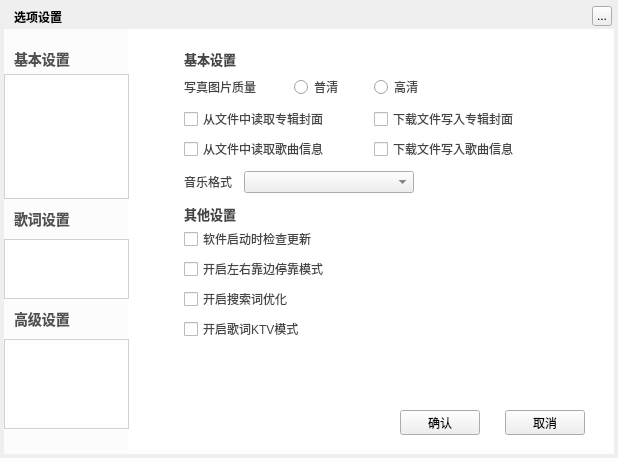
Qt form TTKModule/TTKWidget/musicUiKits/musicWidgetKits/musicsettingwidget.ui (Greedysky/TTKMusicPlayer) before a commit.
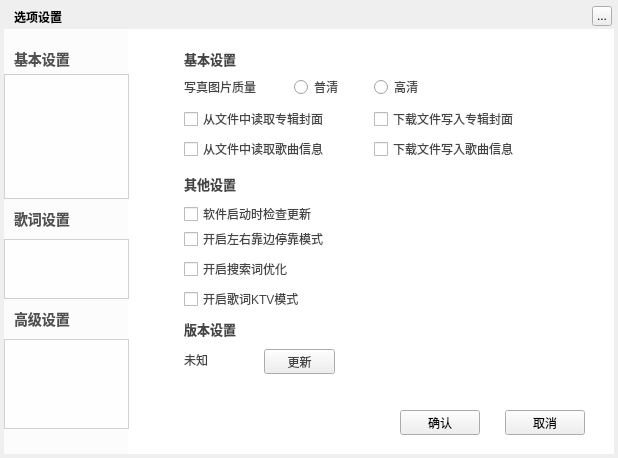
The same form after that commit. The open tabs and pages were chosen to show the change. Custom widgets are drawn as their Qt base class.

What changed in the file:
```diff
--- a/TTKModule/TTKWidget/musicUiKits/musicWidgetKits/musicsettingwidget.ui
+++ b/TTKModule/TTKWidget/musicUiKits/musicWidgetKits/musicsettingwidget.ui
@@ -1019,7 +1019,7 @@
      <property name="geometry">
       <rect>
        <x>40</x>
-       <y>200</y>
+       <y>175</y>
        <width>271</width>
        <height>20</height>
       </rect>
@@ -1032,7 +1032,7 @@
      <property name="geometry">
       <rect>
        <x>40</x>
-       <y>230</y>
+       <y>200</y>
        <width>271</width>
        <height>20</height>
       </rect>
@@ -1071,7 +1071,7 @@
      <property name="geometry">
       <rect>
        <x>40</x>
-       <y>175</y>
+       <y>145</y>
        <width>60</width>
        <height>20</height>
       </rect>
@@ -1089,7 +1089,7 @@
      <property name="geometry">
       <rect>
        <x>40</x>
-       <y>260</y>
+       <y>230</y>
        <width>271</width>
        <height>20</height>
       </rect>
@@ -1098,34 +1098,11 @@
       <string>开启搜索词优化</string>
      </property>
     </widget>
-    <widget class="QLabel" name="otherSongFormatLabel">
-     <property name="geometry">
-      <rect>
-       <x>40</x>
-       <y>145</y>
-       <width>60</width>
-       <height>16</height>
-      </rect>
-     </property>
-     <property name="text">
-      <string>音乐格式</string>
-     </property>
-    </widget>
-    <widget class="QComboBox" name="otherSongFormatComboBox">
-     <property name="geometry">
-      <rect>
-       <x>100</x>
-       <y>142</y>
-       <width>170</width>
-       <height>22</height>
-      </rect>
-     </property>
-    </widget>
     <widget class="QCheckBox" name="otherLrcKTVCheckBox">
      <property name="geometry">
       <rect>
        <x>40</x>
-       <y>290</y>
+       <y>260</y>
        <width>271</width>
        <height>20</height>
       </rect>
@@ -1160,6 +1137,53 @@
       <string>下载文件写入歌曲信息</string>
      </property>
     </widget>
+    <widget class="QLabel" name="otherVersionWidget">
+     <property name="geometry">
+      <rect>
+       <x>40</x>
+       <y>290</y>
+       <width>60</width>
+       <height>20</height>
+      </rect>
+     </property>
+     <property name="styleSheet">
+      <string notr="true">background-color:transparent;
+font-size:13px;
+font-weight:bold;</string>
+     </property>
+     <property name="text">
+      <string>版本设置</string>
+     </property>
+    </widget>
+    <widget class="QLabel" name="otherVersionValue">
+     <property name="geometry">
+      <rect>
+       <x>40</x>
+       <y>320</y>
+       <width>70</width>
+       <height>21</height>
+      </rect>
+     </property>
+     <property name="text">
+      <string>未知</string>
+     </property>
+     <property name="alignment">
+      <set>Qt::AlignLeading|Qt::AlignLeft|Qt::AlignVCenter</set>
+     </property>
+    </widget>
+    <widget class="QPushButton" name="otherVersionUpdateButton">
+     <property name="geometry">
+      <rect>
+       <x>120</x>
+       <y>320</y>
+       <width>71</width>
+       <height>25</height>
+      </rect>
+     </property>
+     <property name="text">
+      <string>更新</string>
+     </property>
+    </widget>
    </widget>
    <widget class="QWidget" name="five">
     <widget class="QLabel" name="DbaseSetSongWordWidget">
```
